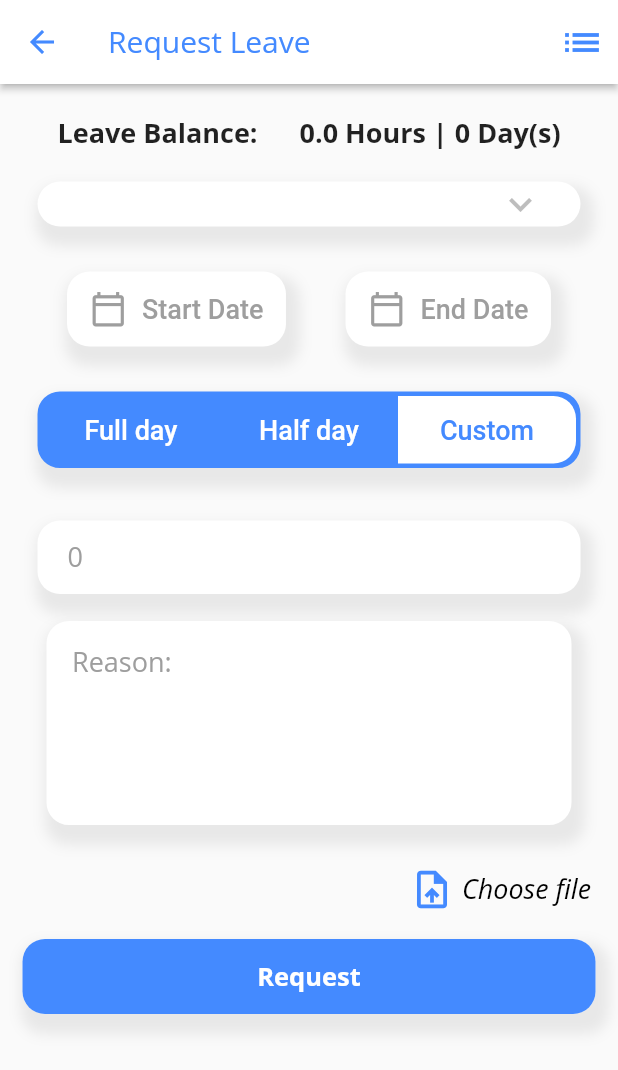
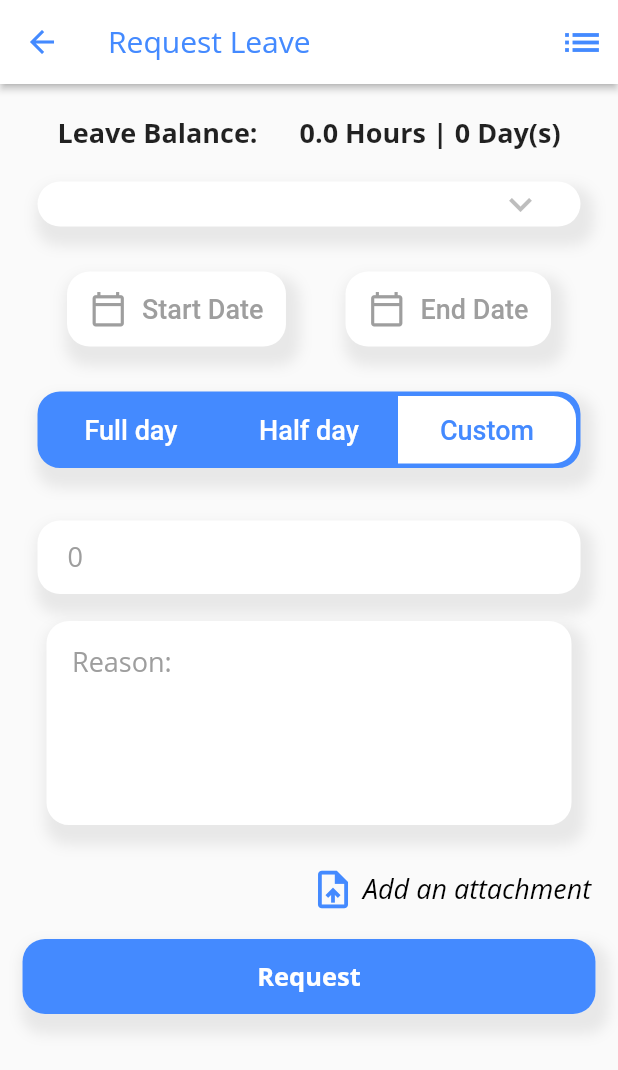
Before and after one commit to EnvernyIT/rainbow_mobile_app, a Flutter app: the AbsenceRequestPage screen opened directly, after a tap on "Custom", on a phone screen of 412 x 824 dp. Shown: the top 1070 px of the screen. Run offline on Flutter 3.47's test engine with Material 2 defaults, Android fonts, the phone set to English and light mode, and no system bars; our stand-ins replace file_picker, get_storage, image_picker, open_file, shared_preferences, splashscreen; missing offline and left inert: syncfusion_flutter_pdf, syncfusion_flutter_pdfviewer; accounts and stored records are empty; generated files the repository leaves out were written again; Roboto replaces fonts that are missing (Open Sans).

Commit message:
Request language attachment and request update

```diff
--- a/lib/Pages/Calendar/AbsenceRequestPage/AbsenceRequestPage.dart
+++ b/lib/Pages/Calendar/AbsenceRequestPage/AbsenceRequestPage.dart
@@ -59,7 +59,7 @@ class _AbsenceRequestPageState extends State<AbsenceRequestPage>
   int listLength = 0;
   HourType newValue = HourType(valid: true);
   double userLeaveBalance = 0;
-  String fileName = "Choose file";
+  String fileName = "Add an attachment";
   List<String> items = [];
   late File image;
   bool isApiCallProcess = false;
@@ -245,7 +245,7 @@ class _AbsenceRequestPageState extends State<AbsenceRequestPage>
         ),
         Flexible(
             child: TabBarView(
-                physics: NeverScrollableScrollPhysics(),
+                physics: const NeverScrollableScrollPhysics(),
                 controller: _controller,
                 children: <Widget>[
               Container(
@@ -395,6 +395,7 @@ class _AbsenceRequestPageState extends State<AbsenceRequestPage>
                                             setState(() {
                                               changeButtonColors(1);
                                               custom = false;
+                                              fullDay = 1;
                                             });
                                           },
                                           child: Container(
@@ -424,6 +425,7 @@ class _AbsenceRequestPageState extends State<AbsenceRequestPage>
                                           onTap: () {
                                             changeButtonColors(2);
                                             custom = false;
+                                            fullDay = 2;
                                           },
                                           child: Container(
                                               alignment: Alignment.center,
@@ -444,6 +446,7 @@ class _AbsenceRequestPageState extends State<AbsenceRequestPage>
                                           onTap: () {
                                             changeButtonColors(3);
                                             custom = true;
+                                            fullDay = 3;
                                           },
                                           child: Container(
                                               alignment: Alignment.center,
@@ -510,7 +513,7 @@ class _AbsenceRequestPageState extends State<AbsenceRequestPage>
                                         border: InputBorder.none,
                                       ),
                                     ))
-                                : SizedBox(
+                                : const SizedBox(
                                     height: 0,
                                     width: 0,
                                   ),
@@ -555,7 +558,7 @@ class _AbsenceRequestPageState extends State<AbsenceRequestPage>
                                                 )))
                                       ],
                                     ))),
-                            SizedBox(
+                            const SizedBox(
                               height: 15,
                             ),
                             Container(
@@ -970,6 +973,7 @@ class _AbsenceRequestPageState extends State<AbsenceRequestPage>
     employeeService.getLeaveBalance().then((value) {
       setState(() {
         userLeaveBalance = value;
+        fileName = AppLocalizations.of(context)!.addAttachment;
       });
     });
   }
--- a/lib/l10n/app_en.arb
+++ b/lib/l10n/app_en.arb
@@ -133,5 +133,6 @@
     "leaveType": "Leave Type",
     "duration" : "Duration",
     "total" : "Total",
-    "amountOfHours" : "Amount of hours"
+    "amountOfHours" : "Amount of hours",
+    "addAttachment" : "Add an attachment"
 }
--- a/lib/l10n/app_nl.arb
+++ b/lib/l10n/app_nl.arb
@@ -133,5 +133,6 @@
     "leaveType": "Verlof Type",
     "duration" : "Duur",
     "total" : "Totaal",
-    "amountOfHours" : "Aantal uren"
+    "amountOfHours" : "Aantal uren",
+    "addAttachment" : "Voeg een bijlage toe"
 }
```
